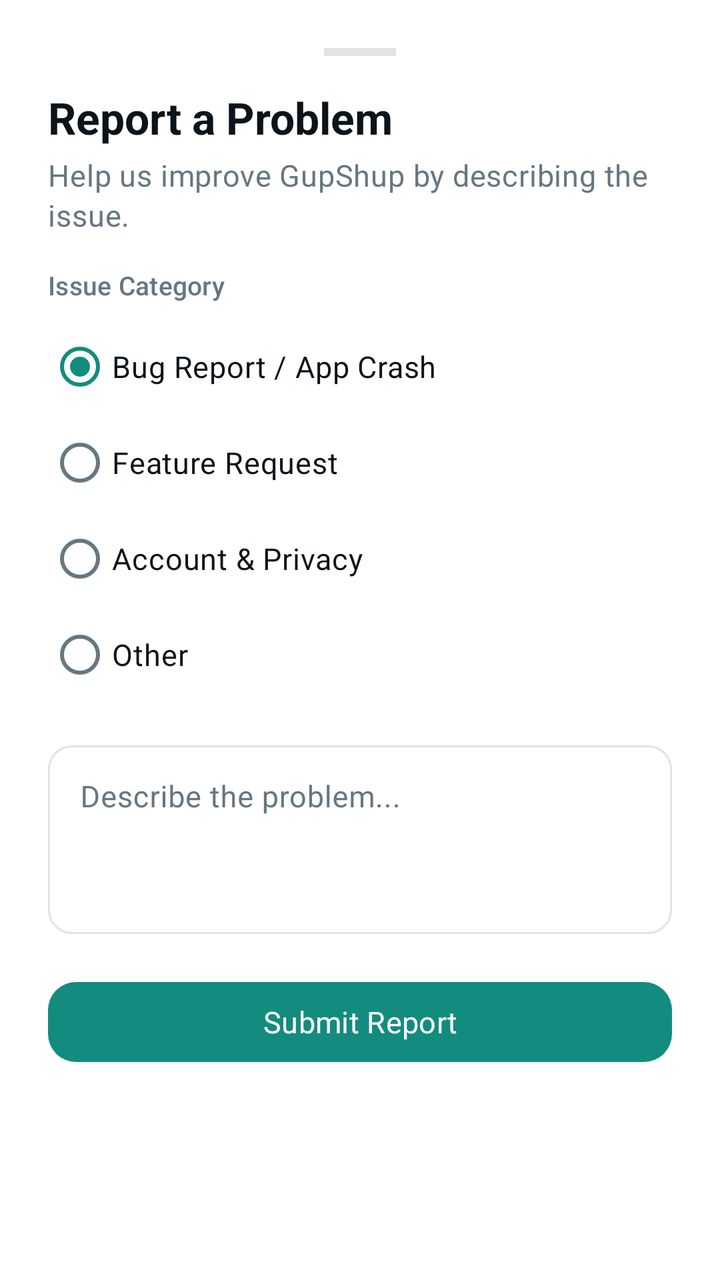
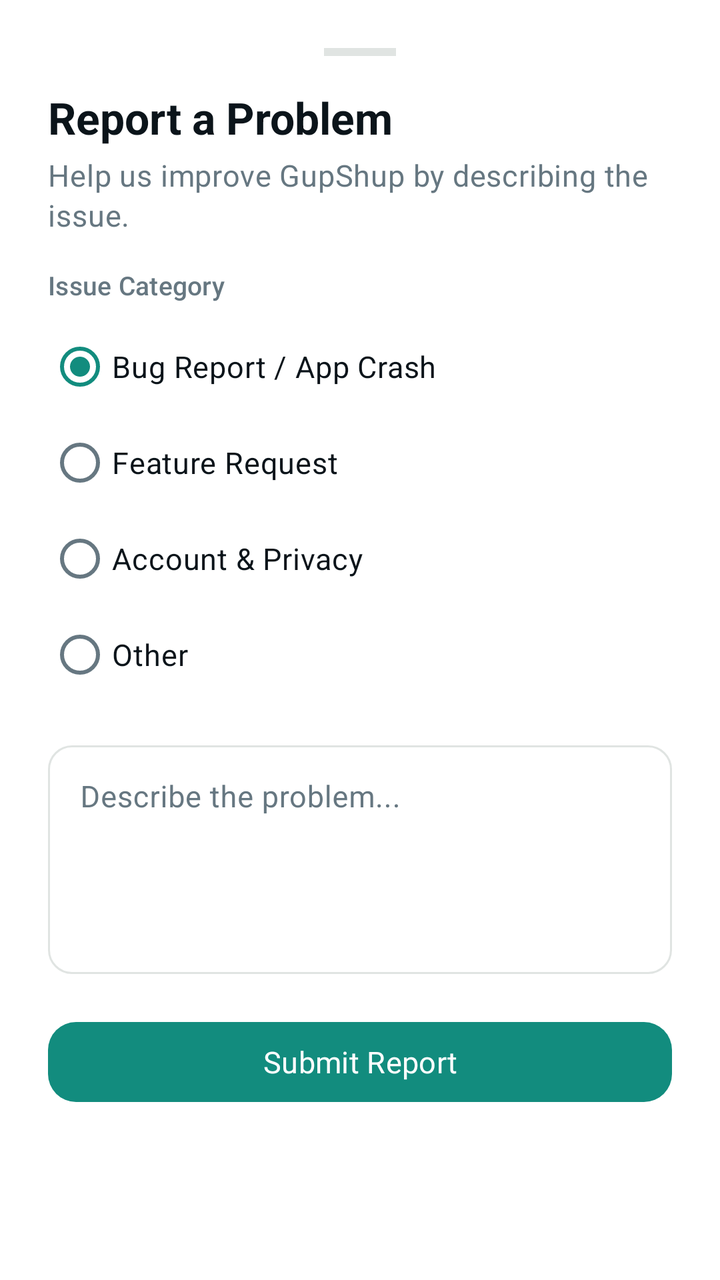

Screens rendered from an Android XML layout before and after an edit, with the pre-edit source and the edit as a unified diff.
<!-- AndroidManifest.xml: application theme Theme.GupShup -->
<!-- res/layout/bottom_sheet_report_problem.xml -->
<?xml version="1.0" encoding="utf-8"?>
<LinearLayout xmlns:android="http://schemas.android.com/apk/res/android"
    xmlns:app="http://schemas.android.com/apk/res-auto"
    android:layout_width="match_parent"
    android:layout_height="wrap_content"
    android:orientation="vertical"
    android:background="?attr/colorSurface"
    android:padding="24dp">

    
    <View
        android:layout_width="36dp"
        android:layout_height="4dp"
        android:layout_gravity="center_horizontal"
        android:background="@color/outline"
        android:layout_marginBottom="16dp" />

    <TextView
        android:layout_width="wrap_content"
        android:layout_height="wrap_content"
        android:text="Report a Problem"
        style="@style/TextAppearance.GupShup.Headline"
        android:textColor="?attr/colorOnSurface" />

    <TextView
        android:layout_width="wrap_content"
        android:layout_height="wrap_content"
        android:text="Help us improve GupShup by describing the issue."
        style="@style/TextAppearance.GupShup.Body"
        android:textColor="@color/onSurfaceVariant"
        android:layout_marginTop="4dp"
        android:layout_marginBottom="16dp" />

    
    <TextView
        android:layout_width="wrap_content"
        android:layout_height="wrap_content"
        android:text="Issue Category"
        style="@style/TextAppearance.GupShup.Label"
        android:textColor="@color/onSurfaceVariant"
        android:layout_marginBottom="8dp" />

    <RadioGroup
        android:id="@+id/radioGroupCategory"
        android:layout_width="match_parent"
        android:layout_height="wrap_content"
        android:orientation="vertical"
        android:layout_marginBottom="16dp">

        <RadioButton
            android:id="@+id/radioBug"
            android:layout_width="match_parent"
            android:layout_height="wrap_content"
            android:text="Bug Report / App Crash"
            android:checked="true"
            style="@style/TextAppearance.GupShup.Body" />

        <RadioButton
            android:id="@+id/radioFeature"
            android:layout_width="match_parent"
            android:layout_height="wrap_content"
            android:text="Feature Request"
            style="@style/TextAppearance.GupShup.Body" />

        <RadioButton
            android:id="@+id/radioPrivacy"
            android:layout_width="match_parent"
            android:layout_height="wrap_content"
            android:text="Account &amp; Privacy"
            style="@style/TextAppearance.GupShup.Body" />

        <RadioButton
            android:id="@+id/radioOther"
            android:layout_width="match_parent"
            android:layout_height="wrap_content"
            android:text="Other"
            style="@style/TextAppearance.GupShup.Body" />
    </RadioGroup>

    
    <com.google.android.material.textfield.TextInputLayout
        android:id="@+id/inputLayoutDescription"
        style="@style/Widget.Material3.TextInputLayout.OutlinedBox"
        android:layout_width="match_parent"
        android:layout_height="wrap_content"
        android:hint="Describe the problem..."
        app:boxCornerRadiusTopStart="12dp"
        app:boxCornerRadiusTopEnd="12dp"
        app:boxCornerRadiusBottomStart="12dp"
        app:boxCornerRadiusBottomEnd="12dp">

        <com.google.android.material.textfield.TextInputEditText
            android:id="@+id/editDescription"
            android:layout_width="match_parent"
            android:layout_height="wrap_content"
            android:minLines="3"
            android:gravity="top|start"
            android:inputType="textMultiLine"
            style="@style/TextAppearance.GupShup.Body" />
    </com.google.android.material.textfield.TextInputLayout>

    
    <com.google.android.material.button.MaterialButton
        android:id="@+id/btnSubmitReport"
        style="@style/Widget.GupShup.Button.Filled"
        android:layout_width="match_parent"
        android:layout_height="48dp"
        android:text="Submit Report"
        android:layout_marginTop="20dp" />

</LinearLayout>
<!-- resources referenced by this layout -->
<resources>
  <color name="onSurfaceVariant">#667781</color>
  <color name="outline">#E0E4E2</color>
  <style name="TextAppearance.GupShup.Body" parent="TextAppearance.Material3.BodyMedium">
          <item name="android:textSize">15sp</item>
          <item name="android:fontFamily">@font/google_sans</item>
          <item name="android:lineSpacingExtra">7sp</item> 
          <item name="android:textColor">?attr/colorOnSurface</item>
      </style>
  <style name="TextAppearance.GupShup.Headline" parent="TextAppearance.Material3.HeadlineSmall">
          <item name="android:textSize">22sp</item>
          <item name="android:textStyle">bold</item>
          <item name="android:fontFamily">@font/google_sans_medium</item>
          <item name="android:textColor">?attr/colorOnSurface</item>
      </style>
  <style name="TextAppearance.GupShup.Label" parent="TextAppearance.Material3.LabelLarge">
          <item name="android:textSize">13sp</item>
          <item name="android:fontFamily">@font/google_sans_medium</item>
          <item name="android:textColor">?attr/colorOnSurface</item>
      </style>
  <style name="Widget.GupShup.Button.Filled" parent="Widget.Material3.Button">
          <item name="android:layout_height">@dimen/button_height</item>
          <item name="cornerRadius">@dimen/radius_medium</item>
          <item name="elevation">@dimen/elevation_level_1</item>
          <item name="rippleColor">@color/colorPrimaryContainer</item>
          <item name="android:fontFamily">@font/google_sans_medium</item>
          <item name="android:textSize">15sp</item>
          <item name="backgroundTint">?attr/colorPrimary</item>
          <item name="android:textColor">?attr/colorOnPrimary</item>
      </style>
  <dimen name="button_height">52dp</dimen>
  <dimen name="radius_medium">14dp</dimen>
  <dimen name="elevation_level_1">1dp</dimen>
  <color name="colorPrimaryContainer">#E7F9F1</color>
  <color name="colorPrimary">#128C7E</color>
  <color name="onPrimary">#FFFFFF</color>
  <color name="onPrimaryContainer">#05362E</color>
  <color name="colorSecondary">#128C7E</color>
  <color name="onSecondary">#FFFFFF</color>
  <color name="colorSecondaryContainer">#E7F9F1</color>
  <color name="onSecondaryContainer">#05362E</color>
  <color name="colorTertiary">#075E54</color>
  <color name="onTertiary">#FFFFFF</color>
  <color name="colorTertiaryContainer">#D3E4FF</color>
  <color name="onTertiaryContainer">#041C35</color>
  <color name="background">#FFFFFF</color>
  <color name="surface">#FFFFFF</color>
  <color name="surfaceVariant">#EEF3F1</color>
  <color name="onSurface">#0B141A</color>
  <color name="colorSurfaceContainer">#EEF3F1</color>
  <color name="colorSurfaceContainerLow">#F7F9FA</color>
  <color name="error">#D32F2F</color>
  <color name="onError">#FFFFFF</color>
  <color name="errorContainer">#FFDAD6</color>
  <color name="onErrorContainer">#410002</color>
  <!-- unchanged entries left out for length: 1 -->
</resources>

<!-- the commit's change to res/layout/bottom_sheet_report_problem.xml (unified diff, before → after) -->
@@ -31,81 +31,98 @@
         android:layout_marginTop="4dp"
         android:layout_marginBottom="16dp" />
 
-    
-    <TextView
-        android:layout_width="wrap_content"
-        android:layout_height="wrap_content"
-        android:text="Issue Category"
-        style="@style/TextAppearance.GupShup.Label"
-        android:textColor="@color/onSurfaceVariant"
-        android:layout_marginBottom="8dp" />
-
-    <RadioGroup
-        android:id="@+id/radioGroupCategory"
+    <androidx.core.widget.NestedScrollView
         android:layout_width="match_parent"
         android:layout_height="wrap_content"
-        android:orientation="vertical"
-        android:layout_marginBottom="16dp">
+        android:fillViewport="true">
 
-        <RadioButton
-            android:id="@+id/radioBug"
+        <LinearLayout
             android:layout_width="match_parent"
             android:layout_height="wrap_content"
-            android:text="Bug Report / App Crash"
-            android:checked="true"
-            style="@style/TextAppearance.GupShup.Body" />
+            android:orientation="vertical">
 
-        <RadioButton
-            android:id="@+id/radioFeature"
-            android:layout_width="match_parent"
-            android:layout_height="wrap_content"
-            android:text="Feature Request"
-            style="@style/TextAppearance.GupShup.Body" />
+            
+            <TextView
+                android:layout_width="wrap_content"
+                android:layout_height="wrap_content"
+                android:text="Issue Category"
+                style="@style/TextAppearance.GupShup.Label"
+                android:textColor="@color/onSurfaceVariant"
+                android:layout_marginBottom="8dp" />
 
-        <RadioButton
-            android:id="@+id/radioPrivacy"
-            android:layout_width="match_parent"
-            android:layout_height="wrap_content"
-            android:text="Account &amp; Privacy"
-            style="@style/TextAppearance.GupShup.Body" />
+            <RadioGroup
+                android:id="@+id/radioGroupCategory"
+                android:layout_width="match_parent"
+                android:layout_height="wrap_content"
+                android:orientation="vertical"
+                android:layout_marginBottom="16dp">
 
-        <RadioButton
-            android:id="@+id/radioOther"
-            android:layout_width="match_parent"
-            android:layout_height="wrap_content"
-            android:text="Other"
-            style="@style/TextAppearance.GupShup.Body" />
-    </RadioGroup>
+                <RadioButton
+                    android:id="@+id/radioBug"
+                    android:layout_width="match_parent"
+                    android:layout_height="wrap_content"
+                    android:text="Bug Report / App Crash"
+                    android:checked="true"
+                    style="@style/TextAppearance.GupShup.Body" />
 
-    
-    <com.google.android.material.textfield.TextInputLayout
-        android:id="@+id/inputLayoutDescription"
-        style="@style/Widget.Material3.TextInputLayout.OutlinedBox"
-        android:layout_width="match_parent"
-        android:layout_height="wrap_content"
-        android:hint="Describe the problem..."
-        app:boxCornerRadiusTopStart="12dp"
-        app:boxCornerRadiusTopEnd="12dp"
-        app:boxCornerRadiusBottomStart="12dp"
-        app:boxCornerRadiusBottomEnd="12dp">
+                <RadioButton
+                    android:id="@+id/radioFeature"
+                    android:layout_width="match_parent"
+                    android:layout_height="wrap_content"
+                    android:text="Feature Request"
+                    style="@style/TextAppearance.GupShup.Body" />
 
-        <com.google.android.material.textfield.TextInputEditText
-            android:id="@+id/editDescription"
-            android:layout_width="match_parent"
-            android:layout_height="wrap_content"
-            android:minLines="3"
-            android:gravity="top|start"
-            android:inputType="textMultiLine"
-            style="@style/TextAppearance.GupShup.Body" />
-    </com.google.android.material.textfield.TextInputLayout>
+                <RadioButton
+                    android:id="@+id/radioPrivacy"
+                    android:layout_width="match_parent"
+                    android:layout_height="wrap_content"
+                    android:text="Account &amp; Privacy"
+                    style="@style/TextAppearance.GupShup.Body" />
 
-    
-    <com.google.android.material.button.MaterialButton
-        android:id="@+id/btnSubmitReport"
-        style="@style/Widget.GupShup.Button.Filled"
-        android:layout_width="match_parent"
-        android:layout_height="48dp"
-        android:text="Submit Report"
-        android:layout_marginTop="20dp" />
+                <RadioButton
+                    android:id="@+id/radioOther"
+                    android:layout_width="match_parent"
+                    android:layout_height="wrap_content"
+                    android:text="Other"
+                    style="@style/TextAppearance.GupShup.Body" />
+            </RadioGroup>
+
+            
+            <com.google.android.material.textfield.TextInputLayout
+                android:id="@+id/inputLayoutDescription"
+                style="@style/Widget.Material3.TextInputLayout.OutlinedBox"
+                android:layout_width="match_parent"
+                android:layout_height="wrap_content"
+                android:hint="Describe the problem..."
+                android:textColorHint="@color/onSurfaceVariant"
+                app:boxCornerRadiusTopStart="12dp"
+                app:boxCornerRadiusTopEnd="12dp"
+                app:boxCornerRadiusBottomStart="12dp"
+                app:boxCornerRadiusBottomEnd="12dp">
+
+                <com.google.android.material.textfield.TextInputEditText
+                    android:id="@+id/editDescription"
+                    android:layout_width="match_parent"
+                    android:layout_height="wrap_content"
+                    android:minLines="4"
+                    android:maxLines="8"
+                    android:gravity="top|start"
+                    android:inputType="textMultiLine"
+                    android:textColor="?attr/colorOnSurface"
+                    android:textColorHint="@color/onSurfaceVariant"
+                    style="@style/TextAppearance.GupShup.Body" />
+            </com.google.android.material.textfield.TextInputLayout>
+
+            
+            <com.google.android.material.button.MaterialButton
+                android:id="@+id/btnSubmitReport"
+                style="@style/Widget.GupShup.Button.Filled"
+                android:layout_width="match_parent"
+                android:layout_height="48dp"
+                android:text="Submit Report"
+                android:layout_marginTop="20dp" />
+
+        </LinearLayout>
+    </androidx.core.widget.NestedScrollView>
 
 </LinearLayout>
